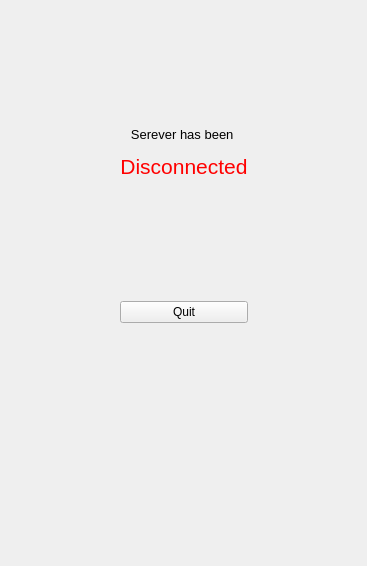
The window that widget/CloseWindow/closewindow.ui (Anmol-A-jain/Dyner-order-client) describes before a commit, drawn with Qt 5.
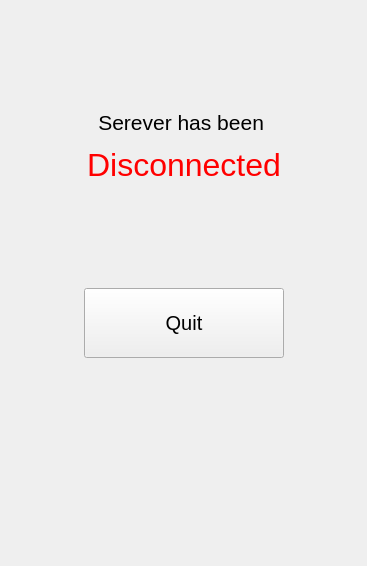
The same window after the commit.

Patch:
```diff
--- a/widget/CloseWindow/closewindow.ui
+++ b/widget/CloseWindow/closewindow.ui
@@ -24,7 +24,7 @@
         </font>
        </property>
        <property name="text">
-        <string>&lt;html&gt;&lt;head/&gt;&lt;body&gt;&lt;p&gt;Serever has been &lt;/p&gt;&lt;p&gt;&lt;span style=&quot; font-size:16pt; color:#ff0000;&quot;&gt;Disconnected&lt;/span&gt;&lt;/p&gt;&lt;/body&gt;&lt;/html&gt;</string>
+        <string>&lt;html&gt;&lt;head/&gt;&lt;body&gt;&lt;p&gt;&lt;span style=&quot; font-size:16pt;&quot;&gt;Serever has been &lt;/span&gt;&lt;/p&gt;&lt;p&gt;&lt;span style=&quot; font-size:24pt; color:#ff0000;&quot;&gt;Disconnected&lt;/span&gt;&lt;/p&gt;&lt;/body&gt;&lt;/html&gt;</string>
        </property>
        <property name="alignment">
         <set>Qt::AlignCenter</set>
@@ -59,6 +59,17 @@
      </item>
      <item row="3" column="1">
       <widget class="QPushButton" name="btnQuit">
+       <property name="minimumSize">
+        <size>
+         <width>200</width>
+         <height>70</height>
+        </size>
+       </property>
+       <property name="font">
+        <font>
+         <pointsize>15</pointsize>
+        </font>
+       </property>
        <property name="text">
         <string>Quit</string>
        </property>
```
